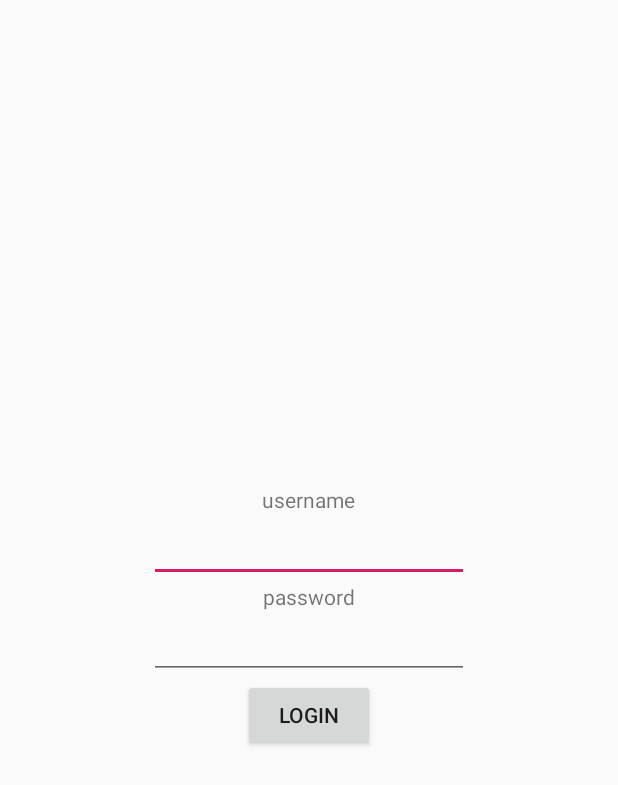
After one commit to CaelanH/ODDJOB_Repo, an Android app: the layout activity_login.xml on its own in the app's theme, with its tools: preview values and no code run, on a phone screen of 412 x 824 dp. The commit adds this screen. Shown: the top 785 px of the screen. Run offline under Robolectric (Android 15) with nearby library versions, the phone set to English and light mode, and no system bars.

Commit message:
Added OpenActivity(when you open the app you can see the oddjob logo for a couple seconds) and WelcomeActivity(where you choose login or register). Started TermsActivity and worked on LoginActivity. (+ related layout files)

```diff
--- a/app/src/main/java/com/example/oddjob/MainActivity.java
+++ b/app/src/main/java/com/example/oddjob/MainActivity.java
@@ -24,7 +24,7 @@ public class MainActivity extends AppCompatActivity {
                     mTextMessage.setText(R.string.title_dashboard);
                     return true;
                 case R.id.navigation_notifications:
-                    mTextMessage.setText(R.string.title_notifications);
+                    mTextMessage.setText("Hey there! ");
                     return true;
             }
             return false;
--- /dev/null
+++ b/app/src/main/java/com/example/oddjob/TermsActivity.java
@@ -0,0 +1,4 @@
+package com.example.oddjob;
+
+public class TermsActivity {
+}
--- /dev/null
+++ b/app/src/main/res/layout/activity_login.xml
@@ -0,0 +1,34 @@
+<?xml version="1.0" encoding="utf-8"?>
+<LinearLayout xmlns:android="http://schemas.android.com/apk/res/android"
+    android:layout_width="match_parent"
+    android:layout_height="match_parent"
+    android:gravity="center"
+    android:orientation="vertical">
+    //Username
+    <TextView
+        android:layout_width="wrap_content"
+        android:layout_height="wrap_content"
+        android:text="@string/username_login"/>
+    <EditText
+        android:id="@+id/username_login"
+        android:layout_width="wrap_content"
+        android:layout_height="wrap_content"
+        android:ems="10"
+        android:inputType=""/>
+    //Password
+    <TextView
+        android:layout_width="wrap_content"
+        android:layout_height="wrap_content"
+        android:text="@string/password_login"/>
+    <EditText
+        android:id="@+id/password_login"
+        android:layout_width="wrap_content"
+        android:layout_height="wrap_content"
+        android:ems="10"
+        android:inputType=""/>
+    //Login Button
+    <Button
+        android:layout_width="wrap_content"
+        android:layout_height="wrap_content"
+        android:text="LOGIN"/>
+</LinearLayout>
```
Also changed, not shown: app/src/main/java/com/example/oddjob/LoginActivity.java (added, +49 -0 lines), app/src/main/java/com/example/oddjob/OpenActivity.java (added, +21 -0 lines), app/src/main/java/com/example/oddjob/WelcomeActivity.java (added, +37 -0 lines), app/src/main/res/layout/activity_open.xml (added, +16 -0 lines), app/src/main/res/layout/activity_welcome.xml (added, +27 -0 lines), app/src/main/res/values/strings.xml (+22 -0 lines), app/src/main/res/drawable/Logo_OddjobBlue.PNG (added), app/src/main/res/drawable/Logo_OddjobBlueBackground.PNG (added).
